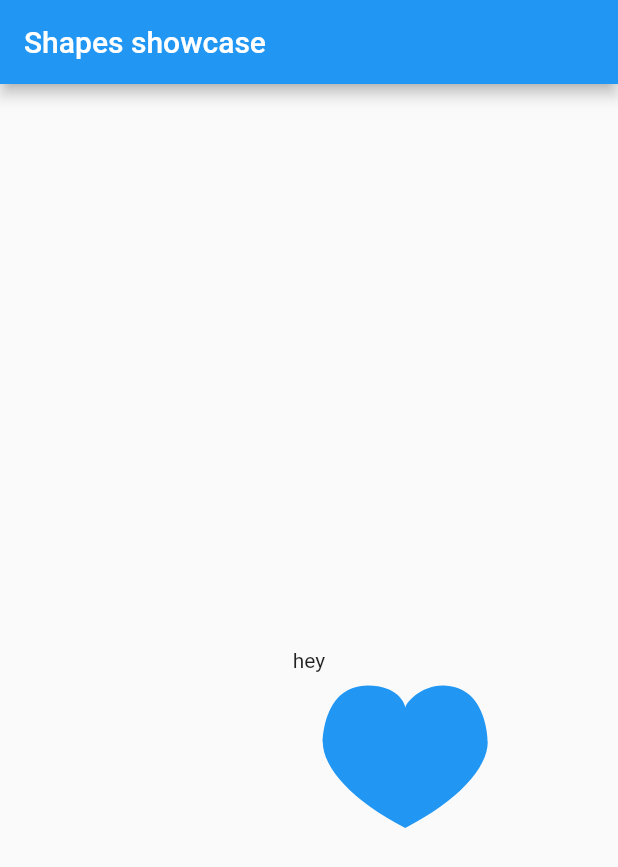
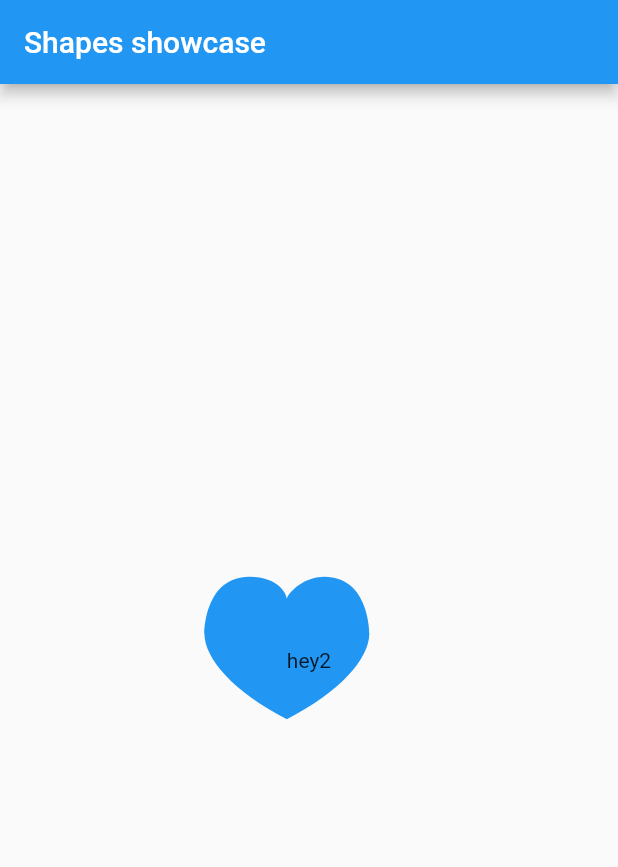
Before and after one commit to sachaarbonel/shapes.flutter, a Flutter app: the screen it shows after launch, on a phone screen of 412 x 824 dp. Shown: the top 867 px of the screen. Run offline on Flutter 3.47's test engine with Material 2 defaults, Android fonts, the phone set to English and light mode, and no system bars.

Commit message:
almost centered

```diff
--- a/example/lib/main.dart
+++ b/example/lib/main.dart
@@ -27,7 +27,7 @@ class MyHomePage extends StatelessWidget {
           child: Shapes(
               shape: Shape.heart,
               style: ShapeStyle(color: Colors.blue),
-              child: Text('hey')),
+              child: Text('hey2')),
         ));
   }
 }
--- a/lib/src/shapes_base.dart
+++ b/lib/src/shapes_base.dart
@@ -1,20 +1,22 @@
-
 import 'package:flutter/material.dart';
 
 class Shapes extends StatelessWidget {
   final Shape shape;
   final ShapeStyle style;
   final Widget child;
-  Shapes({this.shape, this.style, this. child});
+  Shapes({this.shape, this.style, this.child});
   @override
   Widget build(BuildContext context) {
     return CustomPaint(
-        painter: _ShapeCustomPainter(
-            shape: ShapesCollection.getShape[shape], style: style),child: child,);
+      painter: _ShapeCustomPainter(
+          shape: ShapesCollection.getShape[shape], style: style),
+      child: child ?? child,
+    );
   }
 }
 
 enum Shape { heart }
+
 class ShapeStyle {
   final Color color;
 
@@ -41,22 +43,21 @@ class _ShapeCustomPainter extends CustomPainter {
   _ShapeCustomPainter({this.shape, this.style});
   @override
   void paint(Canvas canvas, Size size) {
-    var rect = Offset.zero & size;
-    // var gradient = RadialGradient(
-    //   center: const Alignment(0.7, -0.6),
-    //   radius: 0.2,
-    //   colors: [const Color(0xFFFFFF00), const Color(0xFF0099FF)],
-    //   stops: [0.4, 1.0],
-    // );
-    // canvas.drawRect(
-    //   rect,
-    //   Paint()..shader = gradient.createShader(rect),
-    // );
     final paint = Paint()..color = style.color;
-    canvas.drawPath(shape, paint);
+
+    canvas.drawPath(shape.center(size), paint);
   }
+
   @override
   bool shouldRepaint(_ShapeCustomPainter oldDelegate) => false;
   @override
   bool shouldRebuildSemantics(_ShapeCustomPainter oldDelegate) => false;
 }
+
+extension PathOperations on Path {
+  Path center(Size size) {
+    final bbox = getBounds();
+    final pathRect = Offset(bbox.center.dx, bbox.center.dy) & size;
+    return shift(Offset(-pathRect.left, -pathRect.top));
+  }
+}
--- a/pubspec.yaml
+++ b/pubspec.yaml
@@ -5,7 +5,7 @@ description: A starting point for Dart libraries or applications.
 # author: Sacha <sacha.arbonel@hotmail.fr>
 
 environment:
-  sdk: '>=2.5.0 <3.0.0'
+  sdk: '>=2.7.0 <3.0.0'
 
 dependencies:
   flutter:
```
